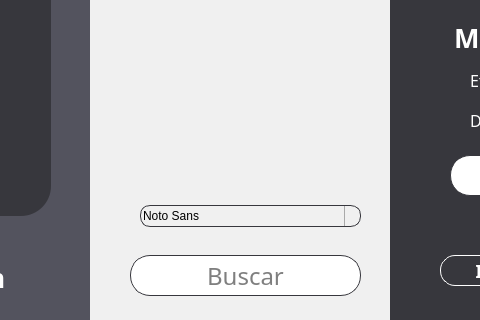
Above: app/frontend/pantalla_cobro_facturador.ui from uRicardoCaballero/Radcomtest before the change; both pictures show x 250 to 730 and y 405 to 725 of the 1275 by 725 pixel window. Below: the same form after it.
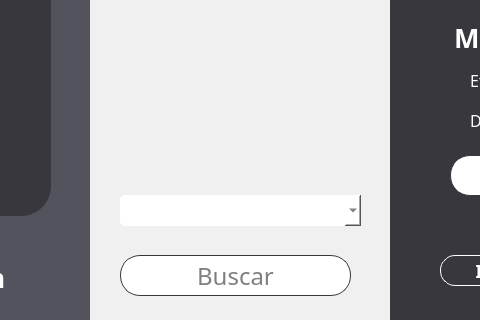
That is the form after the change. Icons and pictures are not drawn.

```diff
--- a/app/frontend/pantalla_cobro_facturador.ui
+++ b/app/frontend/pantalla_cobro_facturador.ui
@@ -830,7 +830,7 @@
    <widget class="QLineEdit" name="lineEdit">
     <property name="geometry">
      <rect>
-      <x>40</x>
+      <x>30</x>
       <y>660</y>
       <width>231</width>
       <height>41</height>
@@ -862,60 +862,30 @@
      <string>Buscar</string>
     </property>
    </widget>
-   <widget class="QFontComboBox" name="Filtro">
+   <widget class="QComboBox" name="Select1">
     <property name="geometry">
      <rect>
-      <x>50</x>
-      <y>610</y>
-      <width>221</width>
-      <height>22</height>
+      <x>30</x>
+      <y>600</y>
+      <width>241</width>
+      <height>31</height>
      </rect>
     </property>
     <property name="font">
      <font>
       <family>Montserrat</family>
-      <pointsize>14</pointsize>
+      <pointsize>-1</pointsize>
      </font>
     </property>
     <property name="styleSheet">
-     <string notr="true">QFontComboBox{
-	border: 1px solid #37373d;
-	border-radius: 10px;
-	background: transparent;
-}
-QComboBox::drop-down {
-    subcontrol-origin: padding;
-    subcontrol-position: top right;
-    width: 15px;
-    border-left-width: 1px;
-    border-left-color: darkgray;
-    border-left-style: solid;
-    border-top-right-radius: 3px;
-    border-bottom-right-radius: 3px;
-    background: transparent;  /* Fondo transparente */
-}
-
-QComboBox::down-arrow {
-    image: url(none); /* Borra cualquier imagen personalizada */
-    width: 10px;  /* Tamaño predeterminado de la flecha */
-    height: 10px;
-}
-
-QComboBox::down-arrow {
-    image: url(:/qt-project.org/styles/commonstyle/images/arrow-down-16.png);  /* Restaura la flecha predeterminada */
+     <string notr="true">QComboBox{
+ 	background: #FFFFFF;
+	color: #37373d;
+	border-radius: 5px;
+	font-family: Montserrat; /* Type of font */
+    font-size: 16px;                /* Size of the text */
 }</string>
     </property>
-    <property name="currentText">
-     <string/>
-    </property>
-    <property name="currentFont">
-     <font>
-      <family>Montserrat</family>
-      <pointsize>14</pointsize>
-      <weight>50</weight>
-      <bold>false</bold>
-     </font>
-    </property>
    </widget>
   </widget>
   <widget class="QLabel" name="label">
```
Left out of the diff: 2 changed lines with no effect on the pictures.
